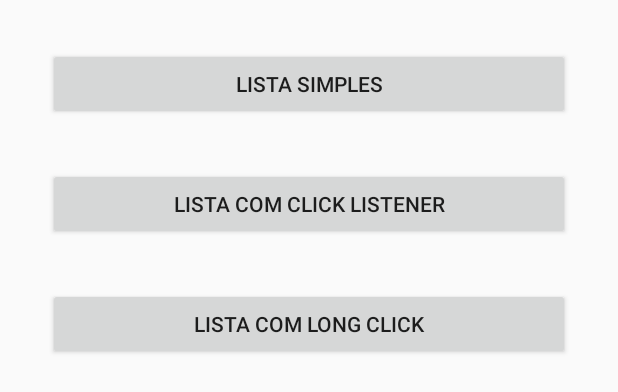
After one commit to vitorotero/RecyclerView-Module, an Android app: the layout selector_type_screen.xml on its own in the app's theme, with its tools: preview values and no code run, on a phone screen of 412 x 824 dp. The commit adds this screen. Shown: the top 392 px of the screen. Run offline under Robolectric (Android 15) with nearby library versions, the phone set to English and light mode, and no system bars.

```diff
--- /dev/null
+++ b/app/src/main/java/br/com/vitorotero/module/recyclerview/shared/model/Simple.kt
@@ -0,0 +1,26 @@
+package br.com.vitorotero.module.recyclerview.shared.model
+
+import android.content.res.Resources
+import br.com.vitorotero.module.recyclerview.R
+import com.google.gson.Gson
+import com.google.gson.annotations.SerializedName
+import com.google.gson.reflect.TypeToken
+import java.io.Serializable
+
+
+class Simple(
+    @SerializedName("id") var id: Int,
+    @SerializedName("name") var name: String
+) : Serializable {
+
+    companion object {
+        fun getList(resources: Resources): List<Simple> {
+            val types = object : TypeToken<List<Simple>>() {}.type
+
+            val jsonString = resources.openRawResource(R.raw.examplelist).bufferedReader().use { it.readText() }
+
+            return Gson().fromJson(jsonString, types)
+        }
+    }
+
+}
--- a/app/src/main/java/br/com/vitorotero/module/recyclerview/ui/components/recyclerview/BaseAdapter.kt
+++ b/app/src/main/java/br/com/vitorotero/module/recyclerview/ui/components/recyclerview/BaseAdapter.kt
@@ -7,7 +7,8 @@ import androidx.annotation.LayoutRes
 import androidx.annotation.NonNull
 import androidx.recyclerview.widget.RecyclerView
 import br.com.vitorotero.module.recyclerview.R
-import br.com.vitorotero.module.recyclerview.ui.components.emptylist.EmptyObject
+import br.com.vitorotero.module.recyclerview.ui.components.recyclerview.emptylist.EmptyObject
+import br.com.vitorotero.module.recyclerview.ui.components.recyclerview.emptylist.EmptyViewHolder
 import java.util.*
 
 abstract class BaseAdapter<V> : RecyclerView.Adapter<BaseViewHolder> {
--- a/app/src/main/java/br/com/vitorotero/module/recyclerview/ui/components/emptylist/EmptyListView.kt
+++ b/app/src/main/java/br/com/vitorotero/module/recyclerview/ui/components/recyclerview/emptylist/EmptyListView.kt
@@ -1,4 +1,4 @@
-package br.com.vitorotero.module.recyclerview.ui.components.emptylist
+package br.com.vitorotero.module.recyclerview.ui.components.recyclerview.emptylist
 
 import android.content.Context
 import android.util.AttributeSet
--- a/app/src/main/java/br/com/vitorotero/module/recyclerview/ui/components/emptylist/EmptyObject.kt
+++ b/app/src/main/java/br/com/vitorotero/module/recyclerview/ui/components/recyclerview/emptylist/EmptyObject.kt
@@ -1,4 +1,4 @@
-package br.com.vitorotero.module.recyclerview.ui.components.emptylist
+package br.com.vitorotero.module.recyclerview.ui.components.recyclerview.emptylist
 
 import android.view.View
 import androidx.annotation.DrawableRes
@@ -12,9 +12,9 @@ class EmptyObject {
     }
 
     @IntegerRes
-    var message: Int? = null
+    var message: Int = 0
     var icon: Int = 0
-    var buttonText: String? = null
+    var buttonText: String = ""
     var listener: View.OnClickListener? = null
     var layoutListener: View.OnClickListener? = null
 
--- a/app/src/main/res/layout/empty_list_component.xml
+++ b/app/src/main/res/layout/empty_list_component.xml
@@ -1,6 +1,6 @@
 <?xml version="1.0" encoding="utf-8"?>
 <LinearLayout xmlns:android="http://schemas.android.com/apk/res/android"
-    android:id="@+id/ll_empty_list"
+    android:id="@+id/llEmptyList"
     android:layout_width="match_parent"
     android:layout_height="match_parent"
     android:layout_gravity="center"
--- /dev/null
+++ b/app/src/main/res/layout/selector_type_screen.xml
@@ -0,0 +1,46 @@
+<?xml version="1.0" encoding="utf-8"?>
+<androidx.constraintlayout.widget.ConstraintLayout xmlns:android="http://schemas.android.com/apk/res/android"
+    xmlns:app="http://schemas.android.com/apk/res-auto"
+    xmlns:tools="http://schemas.android.com/tools"
+    android:layout_width="match_parent"
+    android:layout_height="match_parent"
+    tools:context=".ui.home.SelectorTypeActivity">
+
+    <androidx.appcompat.widget.AppCompatButton
+        android:id="@+id/btnSimpleList"
+        android:layout_width="match_parent"
+        android:layout_height="wrap_content"
+        android:layout_marginStart="@dimen/spacing_32"
+        android:layout_marginTop="@dimen/spacing_32"
+        android:layout_marginEnd="@dimen/spacing_32"
+        android:text="Lista simples"
+        app:layout_constraintEnd_toEndOf="parent"
+        app:layout_constraintHorizontal_bias="1.0"
+        app:layout_constraintStart_toStartOf="parent"
+        app:layout_constraintTop_toTopOf="parent" />
+
+    <androidx.appcompat.widget.AppCompatButton
+        android:id="@+id/btnClickListenerList"
+        android:layout_width="match_parent"
+        android:layout_height="wrap_content"
+        android:layout_marginStart="@dimen/spacing_32"
+        android:layout_marginTop="@dimen/spacing_32"
+        android:layout_marginEnd="@dimen/spacing_32"
+        android:text="Lista com click listener"
+        app:layout_constraintEnd_toEndOf="parent"
+        app:layout_constraintStart_toStartOf="parent"
+        app:layout_constraintTop_toBottomOf="@+id/btnSimpleList" />
+
+    <androidx.appcompat.widget.AppCompatButton
+        android:id="@+id/btnLongListenerList"
+        android:layout_width="match_parent"
+        android:layout_height="wrap_content"
+        android:layout_marginStart="@dimen/spacing_32"
+        android:layout_marginTop="@dimen/spacing_32"
+        android:layout_marginEnd="@dimen/spacing_32"
+        android:text="Lista com Long Click"
+        app:layout_constraintEnd_toEndOf="parent"
+        app:layout_constraintStart_toStartOf="parent"
+        app:layout_constraintTop_toBottomOf="@+id/btnClickListenerList" />
+
+</androidx.constraintlayout.widget.ConstraintLayout>
--- a/app/src/main/res/values/dimens.xml
+++ b/app/src/main/res/values/dimens.xml
@@ -6,6 +6,7 @@
     <dimen name="divider">1dp</dimen>
 
     <!-- Spacing For Marings and Paddings-->
+    <dimen name="spacing_32">32dp</dimen>
     <dimen name="spacing_26">26dp</dimen>
     <dimen name="spacing_24">24dp</dimen>
     <dimen name="spacing_22">22dp</dimen>
```
Also changed, not shown: app/build.gradle (+2 -12 lines), app/src/main/AndroidManifest.xml (+5 -4 lines), app/src/main/java/br/com/vitorotero/module/recyclerview/ui/components/recyclerview/EmptyViewHolder.kt (deleted, +0 -45 lines), app/src/main/java/br/com/vitorotero/module/recyclerview/ui/components/recyclerview/emptylist/EmptyViewHolder.kt (added, +47 -0 lines), app/src/main/java/br/com/vitorotero/module/recyclerview/ui/home/HomeActivity.kt (deleted, +0 -24 lines), app/src/main/java/br/com/vitorotero/module/recyclerview/ui/home/SelectorTypeActivity.kt (added, +31 -0 lines), app/src/main/java/br/com/vitorotero/module/recyclerview/ui/simplelist/SimpleListActivity.kt (added, +54 -0 lines), app/src/main/java/br/com/vitorotero/module/recyclerview/ui/simplelist/adapter/SimpleAdapter.kt (added, +29 -0 lines), app/src/main/java/br/com/vitorotero/module/recyclerview/ui/simplelist/adapter/SimpleViewHolder.kt (added, +23 -0 lines), app/src/main/res/layout/generic_list_item.xml (added, +23 -0 lines), app/src/main/res/layout/home_screen.xml (deleted, +0 -14 lines), app/src/main/res/layout/simple_list_screen.xml (added, +13 -0 lines), app/src/main/res/raw/examplelist.json (added, +122 -0 lines).
